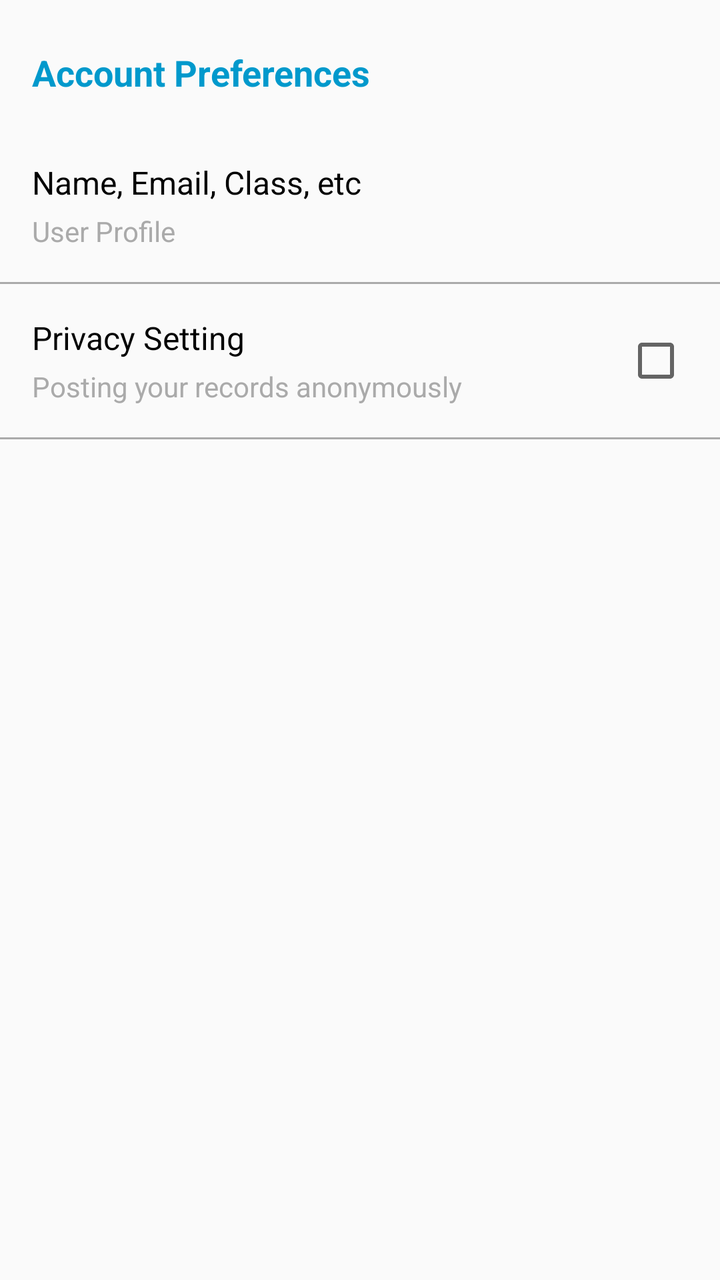
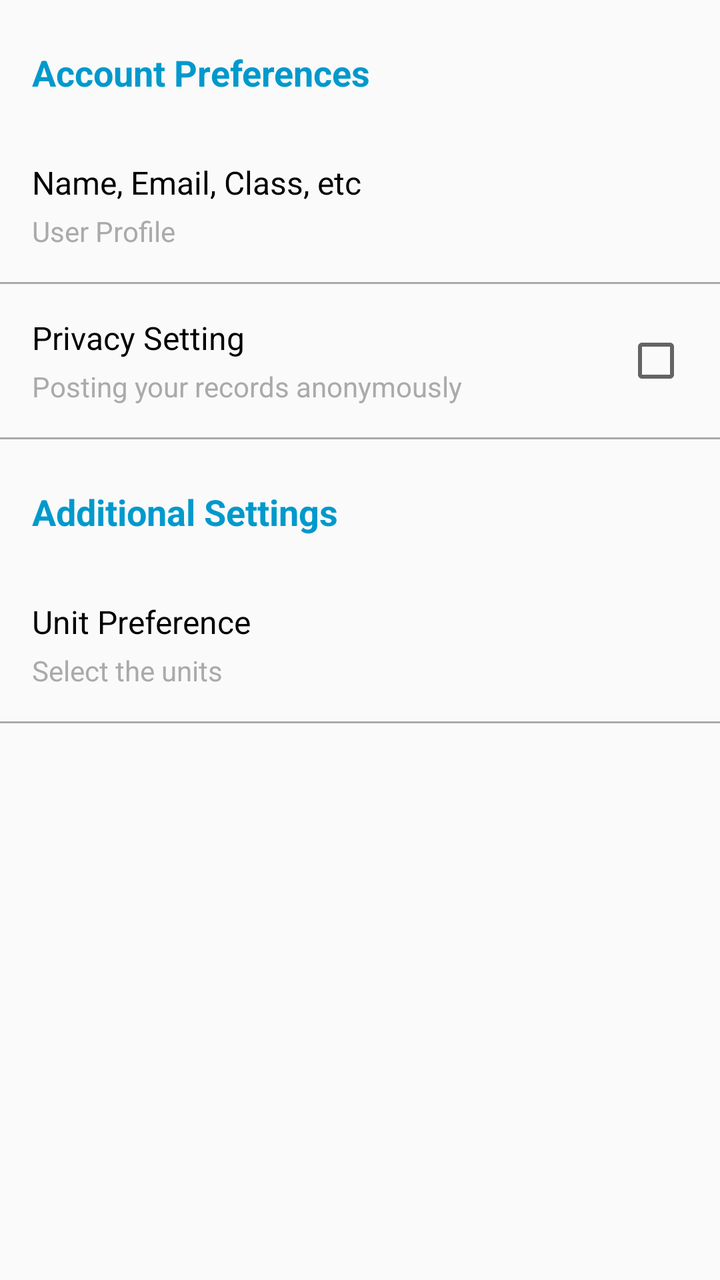

Screens rendered from an Android XML layout before and after an edit, with the pre-edit source and the edit as a unified diff.
<!-- AndroidManifest.xml: application theme Theme.Kunlong_He_MyRuns2 -->
<!-- res/layout/fragment_settings.xml -->
<?xml version="1.0" encoding="utf-8"?>
<ScrollView xmlns:android="http://schemas.android.com/apk/res/android"
    android:layout_width="match_parent"
    android:layout_height="match_parent">

    <LinearLayout
        android:layout_width="match_parent"
        android:layout_height="wrap_content"
        android:orientation="vertical">

        <TextView
            android:layout_width="match_parent"
            android:layout_height="wrap_content"
            android:text="Account Preferences"
            android:textSize="18sp"
            android:textColor="@android:color/holo_blue_dark"
            android:textStyle="bold"
            android:paddingTop="24dp"
            android:paddingBottom="16dp"
            android:paddingStart="16dp"
            android:paddingEnd="16dp" />

        <LinearLayout
            android:id="@+id/userProfileLayout"
            android:layout_width="match_parent"
            android:layout_height="wrap_content"
            android:orientation="vertical"
            android:padding="16dp"
            android:background="?android:attr/selectableItemBackground"
            android:clickable="true"
            android:focusable="true">

            <TextView
                android:layout_width="wrap_content"
                android:layout_height="wrap_content"
                android:text="Name, Email, Class, etc"
                android:textSize="16sp"
                android:textColor="@android:color/black"
                android:paddingBottom="4dp" />

            <TextView
                android:layout_width="wrap_content"
                android:layout_height="wrap_content"
                android:text="User Profile"
                android:textSize="14sp"
                android:textColor="@android:color/darker_gray" />

        </LinearLayout>

        <View
            android:layout_width="match_parent"
            android:layout_height="1dp"
            android:background="@android:color/darker_gray" />

        <LinearLayout
            android:id="@+id/privacySettingLayout"
            android:layout_width="match_parent"
            android:layout_height="wrap_content"
            android:orientation="horizontal"
            android:padding="16dp"
            android:background="?android:attr/selectableItemBackground"
            android:clickable="true"
            android:focusable="true">

            <LinearLayout
                android:layout_width="0dp"
                android:layout_height="wrap_content"
                android:layout_weight="1"
                android:orientation="vertical">

                <TextView
                    android:layout_width="wrap_content"
                    android:layout_height="wrap_content"
                    android:text="Privacy Setting"
                    android:textSize="16sp"
                    android:textColor="@android:color/black"
                    android:paddingBottom="4dp" />

                <TextView
                    android:layout_width="wrap_content"
                    android:layout_height="wrap_content"
                    android:text="Posting your records anonymously"
                    android:textSize="14sp"
                    android:textColor="@android:color/darker_gray" />

            </LinearLayout>

            <CheckBox
                android:id="@+id/privacyCheckBox"
                android:layout_width="wrap_content"
                android:layout_height="wrap_content"
                android:layout_gravity="center_vertical"
                android:clickable="false"
                android:focusable="false" />

        </LinearLayout>

        <View
            android:layout_width="match_parent"
            android:layout_height="1dp"
            android:background="@android:color/darker_gray" />

    </LinearLayout>

</ScrollView>
<!-- resources referenced by this layout -->
<resources>
  <style name="Theme.Kunlong_He_MyRuns2" parent="Theme.AppCompat.Light.DarkActionBar">
          <item name="colorPrimary">@color/gray_500</item>
          <item name="colorPrimaryDark">@color/gray_700</item>
          <item name="colorAccent">@color/teal_200</item>
      </style>
  <color name="gray_500">#FF607D8B</color>
  <color name="gray_700">#FF455A64</color>
  <color name="teal_200">#FF03DAC5</color>
</resources>

<!-- the commit's change to res/layout/fragment_settings.xml (unified diff, before → after) -->
@@ -100,6 +100,50 @@
             android:layout_height="1dp"
             android:background="@android:color/darker_gray" />
 
+        <TextView
+            android:layout_width="match_parent"
+            android:layout_height="wrap_content"
+            android:text="Additional Settings"
+            android:textSize="18sp"
+            android:textColor="@android:color/holo_blue_dark"
+            android:textStyle="bold"
+            android:paddingTop="24dp"
+            android:paddingBottom="16dp"
+            android:paddingStart="16dp"
+            android:paddingEnd="16dp" />
+
+        <LinearLayout
+            android:id="@+id/unitPreferenceLayout"
+            android:layout_width="match_parent"
+            android:layout_height="wrap_content"
+            android:orientation="vertical"
+            android:padding="16dp"
+            android:background="?android:attr/selectableItemBackground"
+            android:clickable="true"
+            android:focusable="true">
+
+            <TextView
+                android:layout_width="wrap_content"
+                android:layout_height="wrap_content"
+                android:text="Unit Preference"
+                android:textSize="16sp"
+                android:textColor="@android:color/black"
+                android:paddingBottom="4dp" />
+
+            <TextView
+                android:layout_width="wrap_content"
+                android:layout_height="wrap_content"
+                android:text="Select the units"
+                android:textSize="14sp"
+                android:textColor="@android:color/darker_gray" />
+
+        </LinearLayout>
+
+        <View
+            android:layout_width="match_parent"
+            android:layout_height="1dp"
+            android:background="@android:color/darker_gray" />
+
     </LinearLayout>
 
 </ScrollView>
